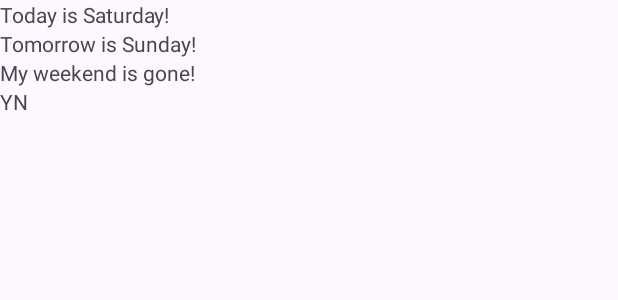
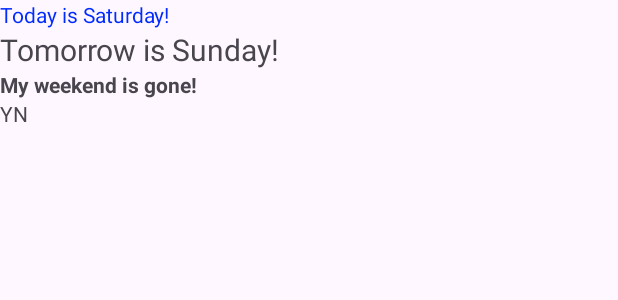
Before and after one commit to rhythmshare/UIPractice01, an Android app: the layout activity_main.xml on its own in the app's theme, with its tools: preview values and no code run, on a phone screen of 412 x 824 dp. Shown: the top 300 px of the screen. Run offline under Robolectric (Android 15) with nearby library versions, the phone set to English and light mode, and no system bars.

Commit message:
add text color, text size, text style

```diff
--- a/app/src/main/res/layout/activity_main.xml
+++ b/app/src/main/res/layout/activity_main.xml
@@ -10,14 +10,17 @@
     <TextView
         android:layout_width="wrap_content"
         android:layout_height="wrap_content"
-        android:text="Today is Saturday!"/>
+        android:text="Today is Saturday!"
+        android:textColor="#002BFF"/>
     <TextView
         android:layout_width="wrap_content"
         android:layout_height="wrap_content"
-        android:text="Tomorrow is Sunday!"/>
+        android:text="Tomorrow is Sunday!"
+        android:textSize="20sp"/>
     <TextView
         android:layout_width="wrap_content"
         android:layout_height="wrap_content"
+        android:textStyle="bold"
         android:text="My weekend is gone!"/>
 
     <LinearLayout
```
